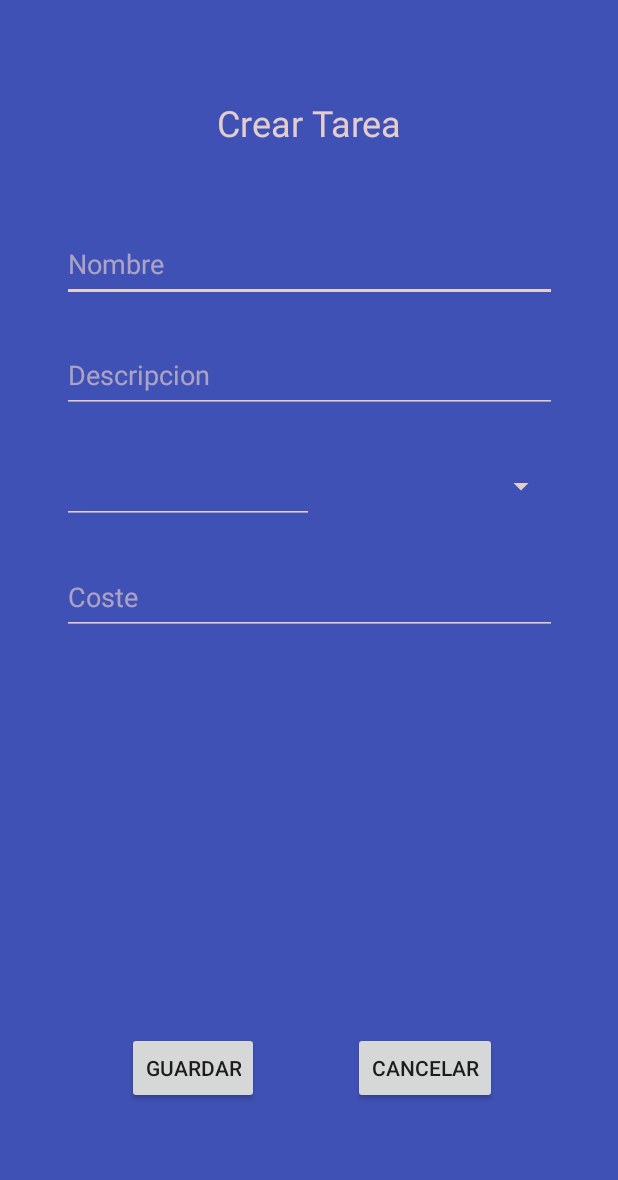
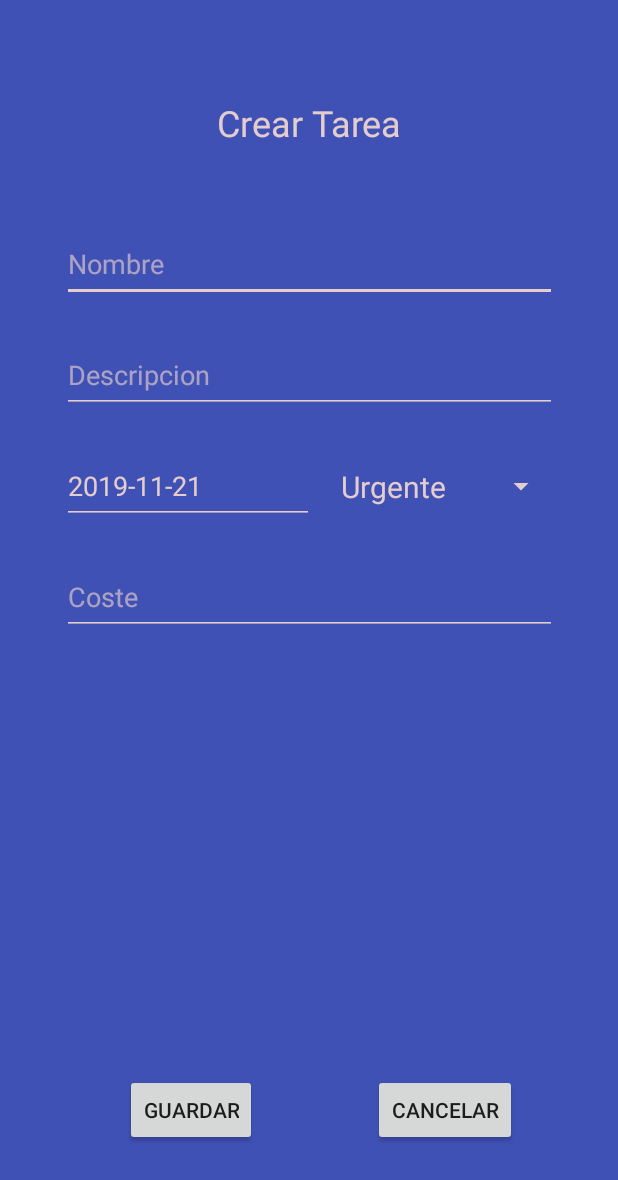
Before and after one commit to YaroslavDemyanenko/AgendaYNPI, an Android app: the CrearTareasActivity screen opened directly, with no data from a screen before it, on a phone screen of 412 x 824 dp. Shown: the top 1180 px of the screen. Run offline under Robolectric (Android 15) with nearby library versions, the phone set to English and light mode, and no system bars.

Commit message:
Date picker hecho

```diff
--- a/app/src/main/java/com/example/agendaynpi/Actividades/CrearTareasActivity.java
+++ b/app/src/main/java/com/example/agendaynpi/Actividades/CrearTareasActivity.java
@@ -1,86 +1,88 @@
 package com.example.agendaynpi.Actividades;
 
+import android.app.AlertDialog;
 import android.app.DatePickerDialog;
-import android.app.Dialog;
-import android.database.sqlite.SQLiteDatabase;
 import android.os.Bundle;
 import android.view.View;
+import android.widget.ArrayAdapter;
 import android.widget.DatePicker;
 import android.widget.EditText;
 import android.widget.Spinner;
 import android.widget.Toast;
+
 import androidx.appcompat.app.AppCompatActivity;
-import androidx.fragment.app.DialogFragment;
 
-import com.example.agendaynpi.BaseSQLite.SQLiteHelper;
 import com.example.agendaynpi.Clases.Tarea;
 import com.example.agendaynpi.R;
 
 import java.util.Calendar;
+import java.util.Locale;
 
 public class CrearTareasActivity extends AppCompatActivity {
 
-    private SQLiteHelper admin;
-    private SQLiteDatabase bd;
-    private EditText txtNombre,txtDesc,txtCoste,calenFecha;
+    private EditText txtNombre, txtDesc, txtCoste, calenFecha;
     private Spinner spinnerPrioridad;
-
+    private int ultimoAnio, ultimoMes, ultimoDiaDelMes;
 
     @Override
     protected void onCreate(Bundle savedInstanceState) {
         super.onCreate(savedInstanceState);
         setContentView(R.layout.creartarea);
-        txtNombre=(EditText)findViewById(R.id.txtTareaNombre);
-        txtDesc=(EditText)findViewById(R.id.txtTareaDesc);
-        txtCoste=(EditText)findViewById(R.id.txtCosteTarea);
-        calenFecha=(EditText)findViewById(R.id.calenFecha);
-        spinnerPrioridad=(Spinner)findViewById(R.id.spinnerPrioridad);
+        txtNombre = findViewById(R.id.txtTareaNombre);
+        txtDesc = findViewById(R.id.txtTareaDesc);
+        txtCoste = findViewById(R.id.txtCosteTarea);
+        calenFecha = findViewById(R.id.calenFecha);
+
+        final Calendar calendario = Calendar.getInstance();
+        ultimoAnio = calendario.get(Calendar.YEAR);
+        ultimoMes = calendario.get(Calendar.MONTH);
+        ultimoDiaDelMes = calendario.get(Calendar.DAY_OF_MONTH);
+        refrescarFechaEnEditText();
+
+        calenFecha.setOnClickListener(new View.OnClickListener() {
+            @Override
+            public void onClick(View v) {
+                DatePickerDialog dialogoFecha = new DatePickerDialog(CrearTareasActivity.this, AlertDialog.THEME_HOLO_DARK, listenerDeDatePicker, ultimoAnio, ultimoMes, ultimoDiaDelMes);
+                dialogoFecha.show();
             }
+        });
+
+        spinnerPrioridad = findViewById(R.id.spinnerPrioridad);
+        ArrayAdapter<CharSequence> adapter = ArrayAdapter.createFromResource(this, R.array.prioridades_array, R.layout.spinneryaros);
+        adapter.setDropDownViewResource(android.R.layout.simple_spinner_dropdown_item);
+        spinnerPrioridad.setAdapter(adapter);
+    }
+
+
+    public void refrescarFechaEnEditText() {
+        String fecha = String.format(Locale.getDefault(), "%02d-%02d-%02d", ultimoAnio, ultimoMes + 1, ultimoDiaDelMes);
+        calenFecha.setText(fecha);
+    }
+
+    private DatePickerDialog.OnDateSetListener listenerDeDatePicker = new DatePickerDialog.OnDateSetListener() {
+        @Override
+        public void onDateSet(DatePicker view, int anio, int mes, int diaDelMes) {
+            ultimoAnio = anio;
+            ultimoMes = mes;
+            ultimoDiaDelMes = diaDelMes;
+            refrescarFechaEnEditText();
+        }
+    };
+
 
     public void guardarTareaEnBd(View v) {
         //DB BROWSER
         String nombre = txtNombre.getText().toString();
         String descri = txtDesc.getText().toString();
-        String fecha =calenFecha.getText().toString();
+        String fecha = calenFecha.getText().toString();
         String coste = txtCoste.getText().toString();
         String prioridad = spinnerPrioridad.getSelectedItem().toString();
-        Tarea tarea = new Tarea(nombre,descri,fecha,coste,prioridad,this);
+        Tarea tarea = new Tarea(nombre, descri, fecha, coste, prioridad, this);
         tarea.guardarTarea(this);
-        Toast.makeText(this, "Se cargaron los datos del artículo", Toast.LENGTH_SHORT).show();
+        Toast.makeText(this, "Tarea guardad", Toast.LENGTH_SHORT).show();
     }
 
 
-    public void cogerFecha(View view) {
-        switch (view.getId()) {
-            case R.id.calenFecha:
-                showDatePickerDialog();
-                break;
-        }
-    }
-
-    private void showDatePickerDialog() {
-        DatePickerFragment newFragment = new DatePickerFragment();
-        newFragment.show(getSupportFragmentManager(), "datePicker");
-    }
-
-    private class DatePickerFragment extends DialogFragment implements DatePickerDialog.OnDateSetListener {
-
-        @Override
-        public Dialog onCreateDialog(Bundle savedInstanceState) {
-            // Use the current date as the default date in the picker
-            final Calendar c = Calendar.getInstance();
-            int year = c.get(Calendar.YEAR);
-            int month = c.get(Calendar.MONTH);
-            int day = c.get(Calendar.DAY_OF_MONTH);
-            return new DatePickerDialog(getActivity(), this, year, month, day);
-        }
-        public void onDateSet(DatePicker view, int year, int month, int day) {
-
-        }
-    }
-
-
-    //https://programacionymas.com/blog/como-pedir-fecha-android-usando-date-picker
     /**
      public void consultapordescripcion(View v) {
      admin = new SQLiteHelper(this,
@@ -113,5 +115,4 @@ public class CrearTareasActivity extends AppCompatActivity {
      **/
 
 
-
 }
--- a/app/src/main/java/com/example/agendaynpi/Actividades/LoginActivity.java
+++ b/app/src/main/java/com/example/agendaynpi/Actividades/LoginActivity.java
@@ -28,7 +28,7 @@ public class LoginActivity extends AppCompatActivity {
         setContentView(R.layout.login);
         this.preferencias = getSharedPreferences("login", Context.MODE_PRIVATE);
         this.editor = preferencias.edit();
-        this.loginAct=this;
+        this.loginAct = this;
     }
 
     public void login(View v) {
@@ -36,16 +36,13 @@ public class LoginActivity extends AppCompatActivity {
         EditText contrasenyaTxt = findViewById(R.id.txtContrasenyaLogin);
         String usuarioIntroducido = usuarioTxt.getText().toString();
         String contrasenyaIntroducida = contrasenyaTxt.getText().toString();
-
         String usuario = preferencias.getString("usuario", "root");
         String contrasenya = preferencias.getString("contrasenya", "admin");
 
         if (usuario.equals(usuarioIntroducido)) {
             if (usuario.equals("root")) {
                 mostrarDialogo(v);
-                pasarASiguente();
-            }
-            if (contrasenya.equals(contrasenyaIntroducida)) {
+            } else if (contrasenya.equals(contrasenyaIntroducida) && !usuario.equals("root")) {
                 Comodin.hideKeyboard(loginAct);
                 pasarASiguente();
             }
@@ -64,8 +61,6 @@ public class LoginActivity extends AppCompatActivity {
         alertDialogBuilder.setView(vistaDialogo);
         final EditText usuarioTxt = vistaDialogo.findViewById(R.id.txtUsuarioRegistro);
         final EditText contrasenyaTxt = vistaDialogo.findViewById(R.id.txtContrasenyaRegistro);
-
-
         alertDialogBuilder.setCancelable(false)
                 .setPositiveButton("OK", new DialogInterface.OnClickListener() {
                     @Override
@@ -77,10 +72,10 @@ public class LoginActivity extends AppCompatActivity {
                             editor.putString("contrasenya", contrasenya);
                             editor.commit();
                             Comodin.hideKeyboard(loginAct);
+                            pasarASiguente();
                         }
                     }
                 });
-
         alertDialogBuilder.setNegativeButton("Cancel", new DialogInterface.OnClickListener() {
             @Override
             public void onClick(DialogInterface dialog, int id) {
--- a/app/src/main/res/layout/creartarea.xml
+++ b/app/src/main/res/layout/creartarea.xml
@@ -1,8 +1,12 @@
 <?xml version="1.0" encoding="utf-8"?>
-<androidx.constraintlayout.widget.ConstraintLayout
-    xmlns:android="http://schemas.android.com/apk/res/android"
+<ScrollView xmlns:android="http://schemas.android.com/apk/res/android"
     xmlns:app="http://schemas.android.com/apk/res-auto"
     xmlns:tools="http://schemas.android.com/tools"
+    android:layout_width="match_parent"
+    android:layout_height="match_parent"
+    android:fillViewport="true">
+
+    <androidx.constraintlayout.widget.ConstraintLayout
         android:layout_width="match_parent"
         android:layout_height="match_parent"
         android:background="#3F51B5">
@@ -47,16 +51,16 @@
             android:layout_width="330dp"
             android:layout_height="50dp"
             android:layout_marginTop="24dp"
+            android:backgroundTint="#E4CDCD"
             android:ems="10"
             android:hint="@string/descripcion"
             android:inputType="textPersonName"
+            android:textColor="#E4CDCD"
+            android:textColorHint="#A8E4CDCD"
             app:layout_constraintEnd_toEndOf="@+id/txtTareaNombre"
             app:layout_constraintHorizontal_bias="0.0"
             app:layout_constraintStart_toStartOf="@+id/txtTareaNombre"
-        app:layout_constraintTop_toBottomOf="@+id/txtTareaNombre"
-        android:backgroundTint="#E4CDCD"
-        android:textColorHint="#A8E4CDCD"
-        android:textColor="#E4CDCD"/>
+            app:layout_constraintTop_toBottomOf="@+id/txtTareaNombre" />
 
         <EditText
             android:id="@+id/txtCosteTarea"
@@ -85,7 +89,7 @@
             android:focusable="false"
             android:inputType="date"
             android:maxLines="1"
-        android:onClick="cogerFecha"
+            android:onClick="onClick"
             android:textColor="#E4CDCD"
             android:textColorHint="#A8E4CDCD"
             app:layout_constraintStart_toStartOf="@+id/txtTareaDesc"
@@ -97,35 +101,39 @@
             android:layout_width="149dp"
             android:layout_height="50dp"
             android:layout_marginTop="24dp"
-        app:layout_constraintEnd_toEndOf="@+id/txtTareaDesc"
             android:backgroundTint="#E4CDCD"
             android:textColor="#E4CDCD"
+            app:layout_constraintEnd_toEndOf="@+id/txtTareaDesc"
             app:layout_constraintTop_toBottomOf="@+id/txtTareaDesc" />
 
         <Button
             android:id="@+id/btnGuardarNuevaTarea"
-        android:layout_width="wrap_content"
+            android:layout_width="88dp"
             android:layout_height="wrap_content"
             android:layout_marginStart="45dp"
             android:layout_marginLeft="45dp"
-        android:layout_marginBottom="88dp"
+            android:layout_marginBottom="60dp"
             android:onClick="guardarTareaEnBd"
             android:text="@string/guardar"
             app:layout_constraintBottom_toBottomOf="parent"
             app:layout_constraintEnd_toEndOf="parent"
-        app:layout_constraintHorizontal_bias="0.141"
-        app:layout_constraintStart_toStartOf="parent" />
+            app:layout_constraintHorizontal_bias="0.136"
+            app:layout_constraintStart_toStartOf="parent"
+            app:layout_constraintTop_toBottomOf="@+id/txtCosteTarea"
+            app:layout_constraintVertical_bias="1.0" />
 
         <Button
             android:id="@+id/btnCancelarNuevaTarea"
-        android:layout_width="wrap_content"
+            android:layout_width="96dp"
             android:layout_height="wrap_content"
             android:layout_marginEnd="45dp"
             android:layout_marginRight="45dp"
-        android:layout_marginBottom="88dp"
             android:text="@string/cancelar"
-        app:layout_constraintBottom_toBottomOf="parent"
+            app:layout_constraintBottom_toBottomOf="@+id/btnGuardarNuevaTarea"
             app:layout_constraintEnd_toEndOf="parent"
-        app:layout_constraintHorizontal_bias="0.642"
-        app:layout_constraintStart_toEndOf="@+id/btnGuardarNuevaTarea" />
+            app:layout_constraintHorizontal_bias="0.78"
+            app:layout_constraintStart_toEndOf="@+id/btnGuardarNuevaTarea"
+            app:layout_constraintTop_toTopOf="@+id/btnGuardarNuevaTarea"
+            app:layout_constraintVertical_bias="0.98" />
     </androidx.constraintlayout.widget.ConstraintLayout>
+</ScrollView>
--- a/app/src/main/res/layout/login.xml
+++ b/app/src/main/res/layout/login.xml
@@ -1,6 +1,5 @@
 <?xml version="1.0" encoding="utf-8"?>
-<ScrollView
-    xmlns:android="http://schemas.android.com/apk/res/android"
+<ScrollView xmlns:android="http://schemas.android.com/apk/res/android"
     xmlns:app="http://schemas.android.com/apk/res-auto"
     xmlns:tools="http://schemas.android.com/tools"
     android:layout_width="match_parent"
@@ -31,10 +30,10 @@
             android:layout_width="200dp"
             android:layout_height="50dp"
             android:backgroundTint="#E4CDCD"
-            android:textColor="#E4CDCD"
             android:ems="10"
             android:importantForAutofill="no"
             android:inputType="textPersonName"
+            android:textColor="#E4CDCD"
             app:layout_constraintBottom_toBottomOf="parent"
             app:layout_constraintEnd_toEndOf="parent"
             app:layout_constraintHorizontal_bias="0.867"
--- /dev/null
+++ b/app/src/main/res/layout/spinneryaros.xml
@@ -0,0 +1,11 @@
+<?xml version="1.0" encoding="utf-8"?>
+
+<TextView
+    xmlns:android="http://schemas.android.com/apk/res/android"
+    android:layout_width="match_parent"
+    android:layout_height="wrap_content"
+    android:textSize="20sp"
+    android:gravity="left"
+    android:textColor="#E4CDCD"
+    android:padding="5dip"
+    />
--- a/app/src/main/res/values/strings.xml
+++ b/app/src/main/res/values/strings.xml
@@ -14,4 +14,10 @@
     <string name="tareas">Tareas</string>
     <string name="coste">Coste</string>
     <string name="guardar">Guardar</string>
+    <string-array name="prioridades_array">
+        <item>Urgente</item>
+        <item>Alta</item>
+        <item>Media</item>
+        <item>Baja</item>
+    </string-array>
 </resources>
```
Lines whose indentation alone changed are shown as unchanged.
